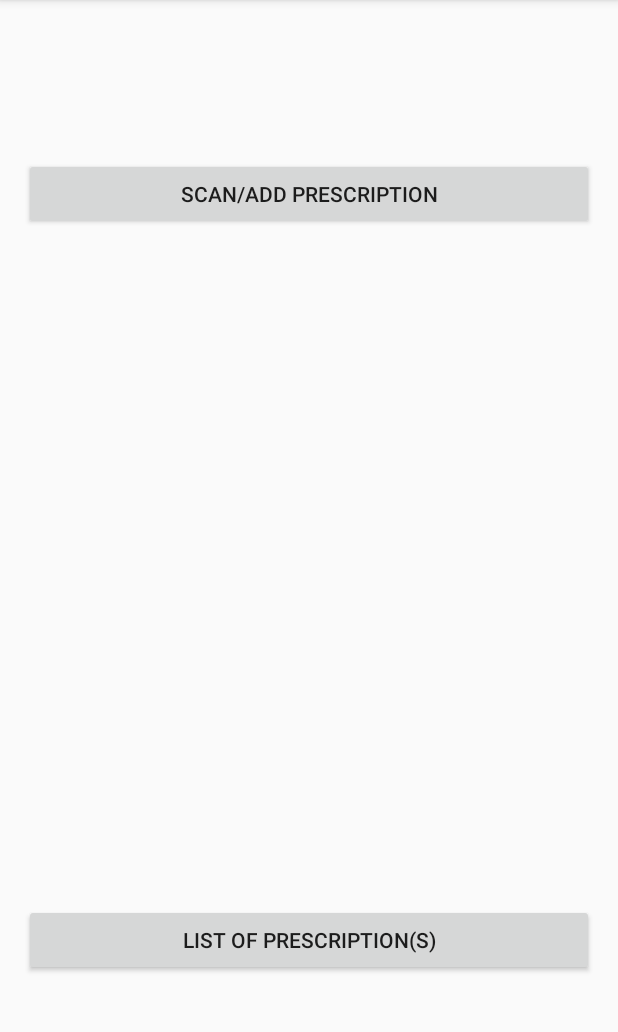
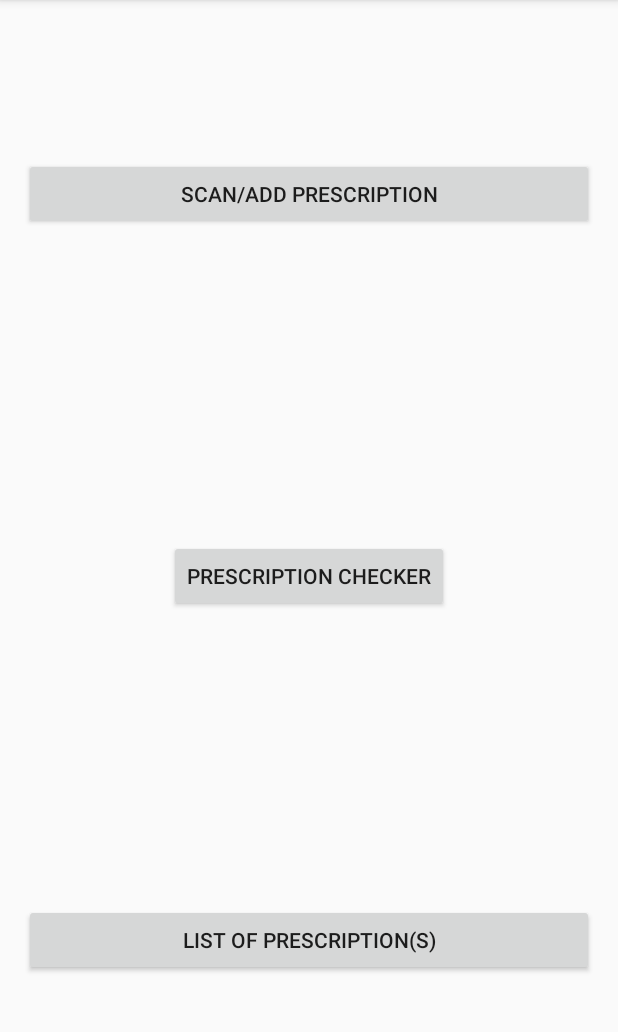
Before and after one commit to CarlyAmar/rx-alert, an Android app: the mainmenu screen opened directly, with no data from a screen before it, on a phone screen of 412 x 824 dp, the part 84-1116 px from its top. Run offline under Robolectric (Android 15) with nearby library versions, the phone set to English and light mode, and no system bars.

Commit message:
added intents for activity connection

```diff
--- a/Rxalert/app/src/main/AndroidManifest.xml
+++ b/Rxalert/app/src/main/AndroidManifest.xml
@@ -27,7 +27,8 @@
         </activity>
         <activity android:name=".mainmenu" />
         <activity android:name=".rx_list" />
-        <activity android:name=".rx_register"></activity>
+        <activity android:name=".rx_register" />
+        <activity android:name=".ShowPopUpWindow" />
     </application>
 
 </manifest>
--- a/Rxalert/app/src/main/java/gmuthetatau/rxalert/mainmenu.java
+++ b/Rxalert/app/src/main/java/gmuthetatau/rxalert/mainmenu.java
@@ -11,6 +11,7 @@ public class mainmenu extends AppCompatActivity {
 
     public Button scanButton;
     public Button listButton;
+    public Button checkButton;
 
     public void initScan() {
         scanButton = (Button) findViewById(R.id.buttonscan);
@@ -38,6 +39,19 @@ public class mainmenu extends AppCompatActivity {
         });
     }
 
+    public void initCheck() {
+        scanButton = (Button) findViewById(R.id.buttoncheck);
+
+        scanButton.setOnClickListener(new View.OnClickListener() {
+            @Override
+            public void onClick(View v) {
+
+                Intent checker = new Intent(mainmenu.this, ShowPopUpWindow.class);
+                startActivity(checker);
+            }
+        });
+    }
+
 
     @Override
     protected void onCreate(Bundle savedInstanceState) {
@@ -45,5 +59,6 @@ public class mainmenu extends AppCompatActivity {
         setContentView(R.layout.activity_mainmenu);
         initScan();
         initList();
+        initCheck();
     }
 }
--- a/Rxalert/app/src/main/res/layout/activity_mainmenu.xml
+++ b/Rxalert/app/src/main/res/layout/activity_mainmenu.xml
@@ -33,4 +33,12 @@
         android:layout_marginBottom="101dp"
         android:layout_alignParentRight="true"
         android:layout_alignParentEnd="true" />
+
+    <Button
+        android:text="prescription checker"
+        android:layout_width="wrap_content"
+        android:layout_height="wrap_content"
+        android:id="@+id/buttoncheck"
+        android:layout_centerVertical="true"
+        android:layout_centerHorizontal="true" />
 </RelativeLayout>
```
Also changed, not shown: Rxalert/app/src/main/java/gmuthetatau/rxalert/ShowPopUpWindow.java (added, +64 -0 lines), Rxalert/app/src/main/res/layout/activity_show_pop_up_window.xml (added, +51 -0 lines).
